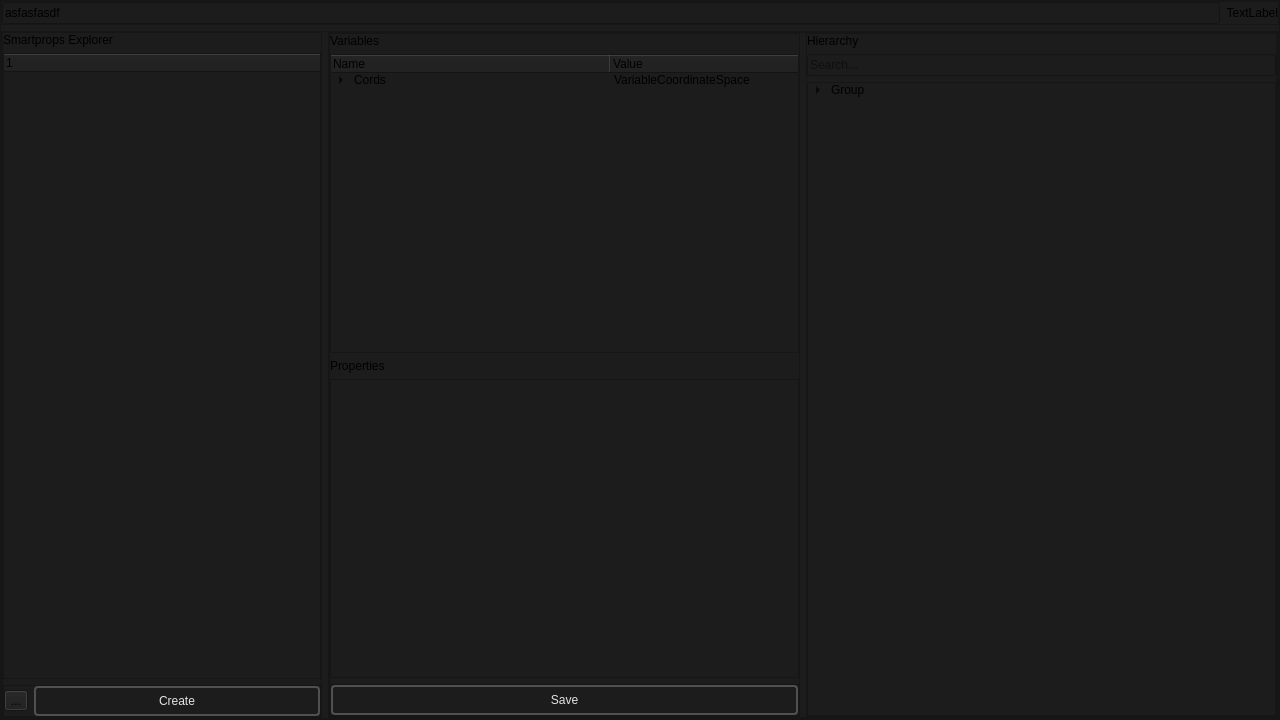
Above: smartprop_editor/main.ui from dertwist/Hammer5Tools before the change. Below: the same form after it.
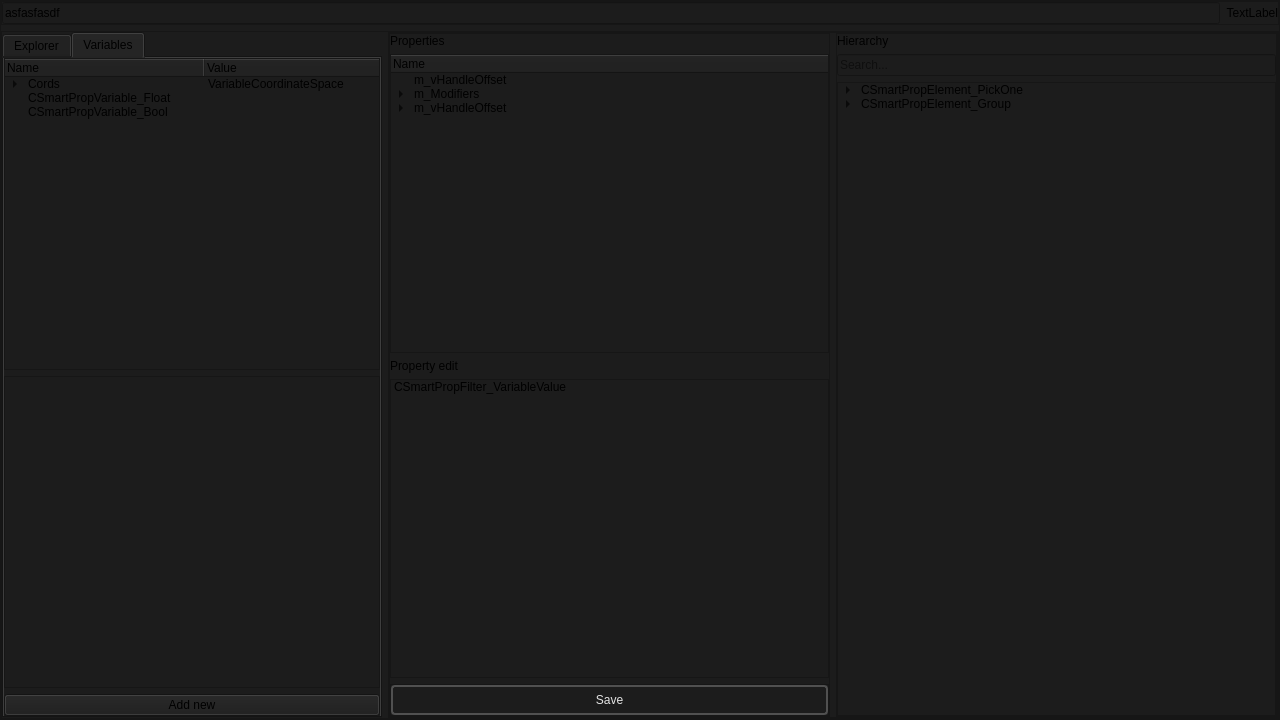
That is the form after the change. Icons and pictures are not drawn.

```diff
--- a/smartprop_editor/main.ui
+++ b/smartprop_editor/main.ui
@@ -117,10 +117,38 @@
            <number>0</number>
           </property>
           <item>
+           <widget class="QTabWidget" name="tabWidget_2">
+            <property name="maximumSize">
+             <size>
+              <width>380</width>
+              <height>16777215</height>
+             </size>
+            </property>
+            <property name="currentIndex">
+             <number>1</number>
+            </property>
+            <widget class="QWidget" name="explorer">
+             <attribute name="title">
+              <string>Explorer</string>
+             </attribute>
+             <layout class="QHBoxLayout" name="horizontalLayout_8">
+              <property name="leftMargin">
+               <number>0</number>
+              </property>
+              <property name="topMargin">
+               <number>0</number>
+              </property>
+              <property name="rightMargin">
+               <number>0</number>
+              </property>
+              <property name="bottomMargin">
+               <number>0</number>
+              </property>
+              <item>
            <widget class="QFrame" name="frame_3">
             <property name="maximumSize">
              <size>
-              <width>320</width>
+                  <width>16666</width>
               <height>16777215</height>
              </size>
             </property>
@@ -143,13 +171,6 @@
              <property name="bottomMargin">
               <number>0</number>
              </property>
-             <item>
-              <widget class="QLabel" name="label_4">
-               <property name="text">
-                <string>Smartprops Explorer</string>
-               </property>
-              </widget>
-             </item>
              <item>
               <widget class="QTreeWidget" name="treeWidget">
                <column>
@@ -254,58 +275,25 @@
             </layout>
            </widget>
           </item>
-          <item>
-           <widget class="QFrame" name="frame_7">
-            <property name="frameShape">
-             <enum>QFrame::StyledPanel</enum>
-            </property>
-            <property name="frameShadow">
-             <enum>QFrame::Raised</enum>
-            </property>
-            <property name="lineWidth">
-             <number>0</number>
-            </property>
-            <layout class="QHBoxLayout" name="horizontalLayout_4">
-             <property name="leftMargin">
-              <number>0</number>
-             </property>
-             <property name="topMargin">
-              <number>0</number>
-             </property>
-             <property name="rightMargin">
-              <number>0</number>
-             </property>
-             <property name="bottomMargin">
-              <number>0</number>
-             </property>
-             <item>
-              <widget class="QFrame" name="frame">
-               <property name="frameShape">
-                <enum>QFrame::StyledPanel</enum>
-               </property>
-               <property name="frameShadow">
-                <enum>QFrame::Raised</enum>
-               </property>
-               <layout class="QVBoxLayout" name="verticalLayout_2">
-                <property name="leftMargin">
-                 <number>0</number>
-                </property>
-                <property name="topMargin">
-                 <number>0</number>
-                </property>
-                <property name="rightMargin">
-                 <number>0</number>
-                </property>
-                <property name="bottomMargin">
-                 <number>0</number>
-                </property>
-                <item>
-                 <widget class="QLabel" name="label_2">
-                  <property name="text">
+             </layout>
+            </widget>
+            <widget class="QWidget" name="Variables">
+             <attribute name="title">
                    <string>Variables</string>
-                  </property>
-                 </widget>
-                </item>
+             </attribute>
+             <layout class="QVBoxLayout" name="verticalLayout_4">
+              <property name="leftMargin">
+               <number>0</number>
+              </property>
+              <property name="topMargin">
+               <number>0</number>
+              </property>
+              <property name="rightMargin">
+               <number>0</number>
+              </property>
+              <property name="bottomMargin">
+               <number>0</number>
+              </property>
                 <item>
                  <widget class="QTreeWidget" name="treeWidget_2">
                   <attribute name="headerVisible">
@@ -315,7 +303,7 @@
                    <bool>false</bool>
                   </attribute>
                   <attribute name="headerDefaultSectionSize">
-                   <number>280</number>
+                 <number>200</number>
                   </attribute>
                   <attribute name="headerHighlightSections">
                    <bool>false</bool>
@@ -362,17 +350,158 @@
                     </property>
                    </item>
                   </item>
+                <item>
+                 <property name="text">
+                  <string>CSmartPropVariable_Float</string>
+                 </property>
+                </item>
+                <item>
+                 <property name="text">
+                  <string>CSmartPropVariable_Bool</string>
+                 </property>
+                </item>
                  </widget>
                 </item>
                 <item>
-                 <widget class="QLabel" name="label_3">
+               <widget class="QListWidget" name="listWidget"/>
+              </item>
+              <item>
+               <widget class="QPushButton" name="pushButton">
+                <property name="text">
+                 <string>Add new</string>
+                </property>
+               </widget>
+              </item>
+             </layout>
+            </widget>
+           </widget>
+          </item>
+          <item>
+           <widget class="QFrame" name="frame_7">
+            <property name="frameShape">
+             <enum>QFrame::StyledPanel</enum>
+            </property>
+            <property name="frameShadow">
+             <enum>QFrame::Raised</enum>
+            </property>
+            <property name="lineWidth">
+             <number>0</number>
+            </property>
+            <layout class="QHBoxLayout" name="horizontalLayout_4">
+             <property name="leftMargin">
+              <number>0</number>
+             </property>
+             <property name="topMargin">
+              <number>0</number>
+             </property>
+             <property name="rightMargin">
+              <number>0</number>
+             </property>
+             <property name="bottomMargin">
+              <number>0</number>
+             </property>
+             <item>
+              <widget class="QFrame" name="frame">
+               <property name="frameShape">
+                <enum>QFrame::StyledPanel</enum>
+               </property>
+               <property name="frameShadow">
+                <enum>QFrame::Raised</enum>
+               </property>
+               <layout class="QVBoxLayout" name="verticalLayout_2">
+                <property name="leftMargin">
+                 <number>0</number>
+                </property>
+                <property name="topMargin">
+                 <number>0</number>
+                </property>
+                <property name="rightMargin">
+                 <number>0</number>
+                </property>
+                <property name="bottomMargin">
+                 <number>0</number>
+                </property>
+                <item>
+                 <widget class="QLabel" name="label_4">
                   <property name="text">
                    <string>Properties</string>
                   </property>
                  </widget>
                 </item>
                 <item>
-                 <widget class="QListWidget" name="properties_widget_list"/>
+                 <widget class="QTreeWidget" name="treeWidget_3">
+                  <attribute name="headerVisible">
+                   <bool>true</bool>
+                  </attribute>
+                  <attribute name="headerCascadingSectionResizes">
+                   <bool>false</bool>
+                  </attribute>
+                  <attribute name="headerDefaultSectionSize">
+                   <number>280</number>
+                  </attribute>
+                  <attribute name="headerHighlightSections">
+                   <bool>false</bool>
+                  </attribute>
+                  <attribute name="headerShowSortIndicator" stdset="0">
+                   <bool>false</bool>
+                  </attribute>
+                  <column>
+                   <property name="text">
+                    <string>Name</string>
+                   </property>
+                  </column>
+                  <item>
+                   <property name="text">
+                    <string>m_vHandleOffset</string>
+                   </property>
+                  </item>
+                  <item>
+                   <property name="text">
+                    <string>m_Modifiers</string>
+                   </property>
+                   <item>
+                    <property name="text">
+                     <string>CSmartPropFilter_VariableValue</string>
+                    </property>
+                   </item>
+                   <item>
+                    <property name="text">
+                     <string>CSmartPropOperation_RestoreState</string>
+                    </property>
+                   </item>
+                   <item>
+                    <property name="text">
+                     <string>CSmartPropOperation_SetVariable</string>
+                    </property>
+                   </item>
+                  </item>
+                  <item>
+                   <property name="text">
+                    <string>m_vHandleOffset</string>
+                   </property>
+                   <item>
+                    <property name="text">
+                     <string>m_Components</string>
+                    </property>
+                   </item>
+                  </item>
+                 </widget>
+                </item>
+                <item>
+                 <widget class="QLabel" name="label_3">
+                  <property name="text">
+                   <string>Property edit</string>
+                  </property>
+                 </widget>
+                </item>
+                <item>
+                 <widget class="QListWidget" name="properties_widget_list">
+                  <item>
+                   <property name="text">
+                    <string>CSmartPropFilter_VariableValue</string>
+                   </property>
+                  </item>
+                 </widget>
                 </item>
                 <item>
                  <widget class="QFrame" name="frame_5">
@@ -490,32 +619,22 @@
                   </column>
                   <item>
                    <property name="text">
-                    <string>Group</string>
+                    <string>CSmartPropElement_PickOne</string>
                    </property>
                    <item>
                     <property name="text">
-                     <string>Modifiers</string>
+                     <string>CSmartPropElement_Group</string>
                     </property>
                    </item>
-                   <item>
-                    <property name="text">
-                     <string>Selection Criteria</string>
-                    </property>
                    </item>
                    <item>
                     <property name="text">
-                     <string>Model</string>
-                    </property>
-                   </item>
+                    <string>CSmartPropElement_Group</string>
+                   </property>
                    <item>
                     <property name="text">
-                     <string>PickOne</string>
+                     <string>CSmartPropElement_SmartProp</string>
                     </property>
-                    <item>
-                     <property name="text">
-                      <string>Model</string>
-                     </property>
-                    </item>
                    </item>
                   </item>
                  </widget>
```
Lines whose indentation alone changed are shown as unchanged.
